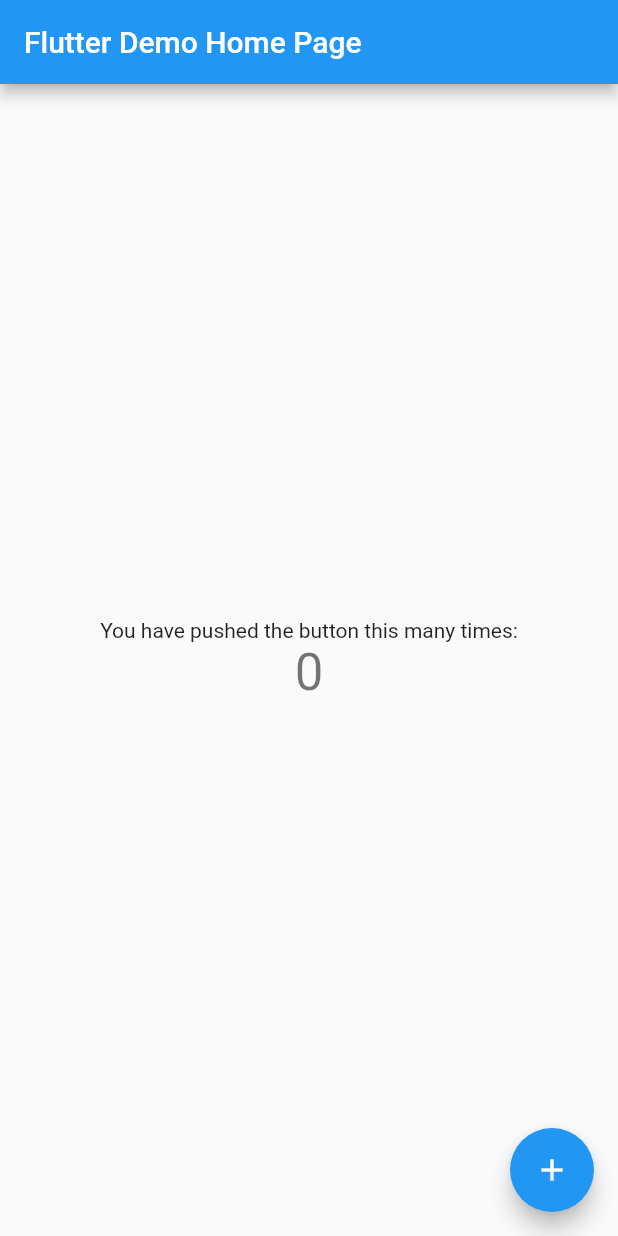
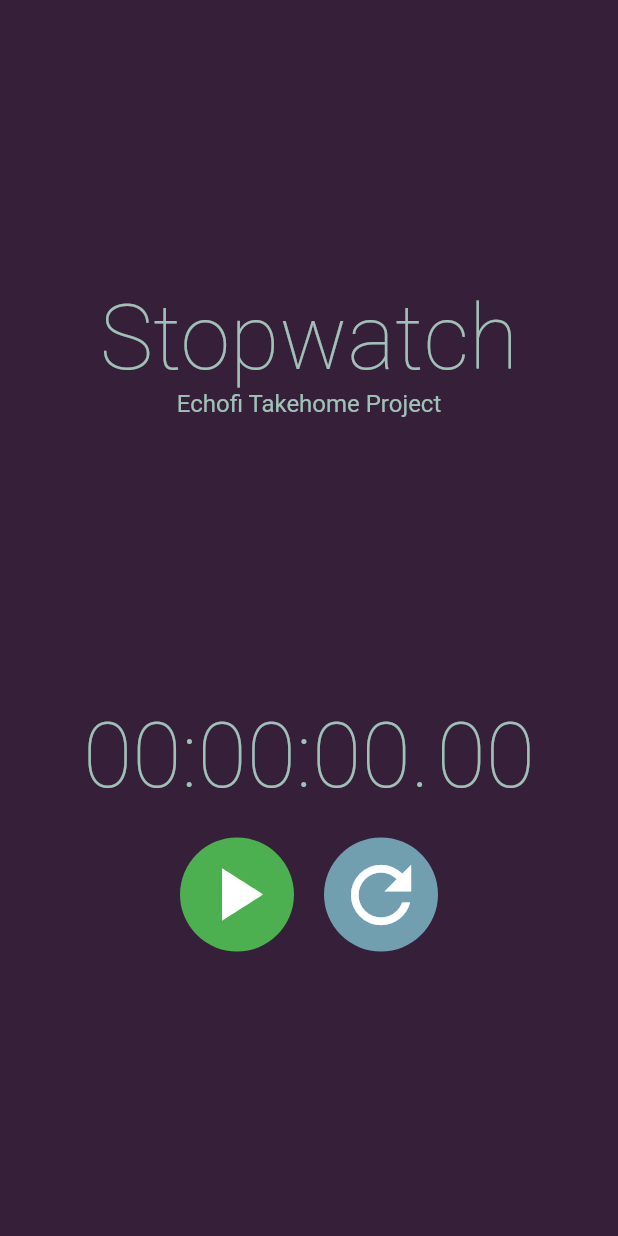
Before and after one commit to Salvist/fitness_app, a Flutter app: the screen it shows after launch, on a phone screen of 412 x 824 dp. Run offline on Flutter 3.47's test engine with Material 2 defaults, Android fonts, the phone set to English and light mode, and no system bars.

Commit message:
Task 1 Completed

```diff
--- a/lib/main.dart
+++ b/lib/main.dart
@@ -1,3 +1,5 @@
+import 'dart:async';
+
 import 'package:flutter/material.dart';
 
 void main() {
@@ -11,103 +13,210 @@ class MyApp extends StatelessWidget {
     return MaterialApp(
       title: 'Flutter Demo',
       theme: ThemeData(
-        // This is the theme of your application.
-        //
-        // Try running your application with "flutter run". You'll see the
-        // application has a blue toolbar. Then, without quitting the app, try
-        // changing the primarySwatch below to Colors.green and then invoke
-        // "hot reload" (press "r" in the console where you ran "flutter run",
-        // or simply save your changes to "hot reload" in a Flutter IDE).
-        // Notice that the counter didn't reset back to zero; the application
-        // is not restarted.
+        textTheme: TextTheme(
+          headline1: TextStyle(fontSize: 60, color: Color(0xFFA0C1B8)),
+          subtitle1: TextStyle(color: Color(0xFFA0C1B8)),
+        ),
         primarySwatch: Colors.blue,
       ),
-      home: MyHomePage(title: 'Flutter Demo Home Page'),
+      home: FitnessAppMainPage(),
     );
   }
 }
 
-class MyHomePage extends StatefulWidget {
-  MyHomePage({Key? key, required this.title}) : super(key: key);
+class FitnessAppMainPage extends StatefulWidget{
+  @override
+  _FitnessAppState createState() => _FitnessAppState();
+}
 
-  // This widget is the home page of your application. It is stateful, meaning
-  // that it has a State object (defined below) that contains fields that affect
-  // how it looks.
-
-  // This class is the configuration for the state. It holds the values (in this
-  // case the title) provided by the parent (in this case the App widget) and
-  // used by the build method of the State. Fields in a Widget subclass are
-  // always marked "final".
-
-  final String title;
+class _FitnessAppState extends State<FitnessAppMainPage>{
 
   @override
-  _MyHomePageState createState() => _MyHomePageState();
+  Widget build(BuildContext context){
+    return Scaffold(
+      body: Container(
+        width: double.infinity,
+        height: double.infinity,
+        color: Color(0xFF351F39),
+        child: SafeArea(
+          child: Center(
+            child: Column(
+              mainAxisAlignment: MainAxisAlignment.spaceEvenly,
+              children: [
+                StopwatchTitle(),
+                StopwatchTime(),
+              ],
+            ),
+          ),
+        ),
+      ),
+    );
+  }
 }
 
-class _MyHomePageState extends State<MyHomePage> {
-  int _counter = 0;
+class StopwatchTitle extends StatelessWidget{
+  @override
+  Widget build(BuildContext context){
+    return Column(
+      children: [
+        Text('Stopwatch', style: Theme.of(context).textTheme.headline1,),
+        Text('Echofi Takehome Project', style: Theme.of(context).textTheme.subtitle1,)
+      ],
+    );
+  }
+}
 
-  void _incrementCounter() {
+class StopwatchTime extends StatefulWidget{
+  @override
+  _StopwatchState createState() => _StopwatchState();
+}
+
+class _StopwatchState extends State<StopwatchTime> with TickerProviderStateMixin{
+  Duration stopwatch = Duration();
+  Timer? timer;
+  late AnimationController _playPauseController;
+  late AnimationController _rotateController;
+  bool isRunning = false;
+
+  @override
+  void initState(){
+    super.initState();
+
+    // startTimer();
+    animateIcons();
+  }
+
+  @override
+  void dispose(){
+    _playPauseController.dispose();
+    _rotateController.dispose();
+    super.dispose();
+  }
+
+  void animateIcons(){
+    _playPauseController = AnimationController(vsync: this, duration: Duration(milliseconds: 250));
+    _rotateController = AnimationController(vsync: this, duration: Duration(milliseconds: 250));
+  }
+
+  /*
+  Increment time will take the current variable stopwatch duration in milliseconds and increment it by 10.
+  Then we set the the current stopwatch duration with the new duration
+   */
+  void incrementTime(){
     setState(() {
-      // This call to setState tells the Flutter framework that something has
-      // changed in this State, which causes it to rerun the build method below
-      // so that the display can reflect the updated values. If we changed
-      // _counter without calling setState(), then the build method would not be
-      // called again, and so nothing would appear to happen.
-      _counter++;
+      int mil = stopwatch.inMilliseconds + 10;
+      stopwatch = Duration(milliseconds: mil);
     });
   }
 
+  /*
+  Start timer will start the icon button animation and then start the timer
+  How it works is every 10 milliseconds duration has passed, a callback is triggered which is the incrementTime
+   */
+  void startStopwatch() {
+    _playPauseController.forward();
+    timer = Timer.periodic(Duration(milliseconds: 10), (_) => incrementTime());
+  }
+
+  void stopStopwatch(){
+    _playPauseController.reverse();
+    setState(() {
+      timer?.cancel();
+    });
+  }
+
+  void _isRunning(){
+    setState(() {
+      isRunning = !isRunning;
+      isRunning ? startStopwatch() : stopStopwatch();
+      // isRunning ? _playPauseController.forward() : _playPauseController.reverse();
+    });
+  }
+
+  String showTime(){
+    // String mil = stopwatch.inMilliseconds.remainder(1000).toString().padLeft(2, '0').substring(0, 2);
+    String sec = stopwatch.inSeconds.remainder(60).toString().padLeft(2, '0');
+    String min = stopwatch.inMinutes.remainder(60).toString().padLeft(2, '0');
+    String hour = stopwatch.inHours.remainder(60).toString().padLeft(2, '0');
+
+    return '$hour:$min:$sec.';
+  }
+
+  String showMil(){
+    String mil = stopwatch.inMilliseconds.remainder(1000).toString().padLeft(2, '0').substring(0, 2);
+    return mil;
+  }
+
+  void _rotateIcon(){
+    if (_rotateController.isCompleted){
+      _rotateController.reset();
+      _rotateController.forward();
+    }
+    else {
+      _rotateController.forward();
+    }
+
+    stopwatch = Duration();
+    isRunning = false;
+    stopStopwatch();
+    // _rotateController.repeat();
+  }
+
   @override
-  Widget build(BuildContext context) {
-    // This method is rerun every time setState is called, for instance as done
-    // by the _incrementCounter method above.
-    //
-    // The Flutter framework has been optimized to make rerunning build methods
-    // fast, so that you can just rebuild anything that needs updating rather
-    // than having to individually change instances of widgets.
-    return Scaffold(
-      appBar: AppBar(
-        // Here we take the value from the MyHomePage object that was created by
-        // the App.build method, and use it to set our appbar title.
-        title: Text(widget.title),
-      ),
-      body: Center(
-        // Center is a layout widget. It takes a single child and positions it
-        // in the middle of the parent.
-        child: Column(
-          // Column is also a layout widget. It takes a list of children and
-          // arranges them vertically. By default, it sizes itself to fit its
-          // children horizontally, and tries to be as tall as its parent.
-          //
-          // Invoke "debug painting" (press "p" in the console, choose the
-          // "Toggle Debug Paint" action from the Flutter Inspector in Android
-          // Studio, or the "Toggle Debug Paint" command in Visual Studio Code)
-          // to see the wireframe for each widget.
-          //
-          // Column has various properties to control how it sizes itself and
-          // how it positions its children. Here we use mainAxisAlignment to
-          // center the children vertically; the main axis here is the vertical
-          // axis because Columns are vertical (the cross axis would be
-          // horizontal).
+  Widget build(BuildContext context){
+    return Column(
+      children: [
+        Row(
           mainAxisAlignment: MainAxisAlignment.center,
-          children: <Widget>[
-            Text(
-              'You have pushed the button this many times:',
+          children: [
+            Text(showTime(), style: Theme.of(context).textTheme.headline1,),
+            SizedBox(
+              width: 70,
+              child: Text(showMil(), style: Theme.of(context).textTheme.headline1,textAlign: TextAlign.end,),
+            )
+          ],
+        ),
+        // Text(showTime(), style: Theme.of(context).textTheme.headline1,),
+        SizedBox(height: 20,),
+        Row(
+          mainAxisAlignment: MainAxisAlignment.center,
+          children: [
+            Container(
+              decoration: !isRunning ? BoxDecoration(
+                  color: Colors.green,
+                  shape: BoxShape.circle
+              ) : BoxDecoration(
+                  color: Colors.red,
+                  shape: BoxShape.circle
+              ),
+              child: IconButton(
+                  iconSize: 60,
+                  onPressed: _isRunning,
+                  color: Colors.white,
+                  icon: AnimatedIcon(
+                    icon: AnimatedIcons.play_pause,
+                    progress: _playPauseController,
+                  )
+              ),
             ),
-            Text(
-              '$_counter',
-              style: Theme.of(context).textTheme.headline4,
+            SizedBox(width: 20,),
+            Container(
+              decoration: BoxDecoration(
+                  color: Color(0xFF719FB0),
+                  shape: BoxShape.circle
+              ),
+              child: RotationTransition(
+                turns: Tween(begin: 0.0, end: 1.0).animate(_rotateController),
+                child: IconButton(
+                    iconSize: 60,
+                    onPressed: _rotateIcon,
+                    icon: Icon(Icons.refresh, color: Colors.white,),
+                ),
+              ),
             ),
           ],
         ),
-      ),
-      floatingActionButton: FloatingActionButton(
-        onPressed: _incrementCounter,
-        tooltip: 'Increment',
-        child: Icon(Icons.add),
-      ), // This trailing comma makes auto-formatting nicer for build methods.
+      ],
     );
   }
 }
```
